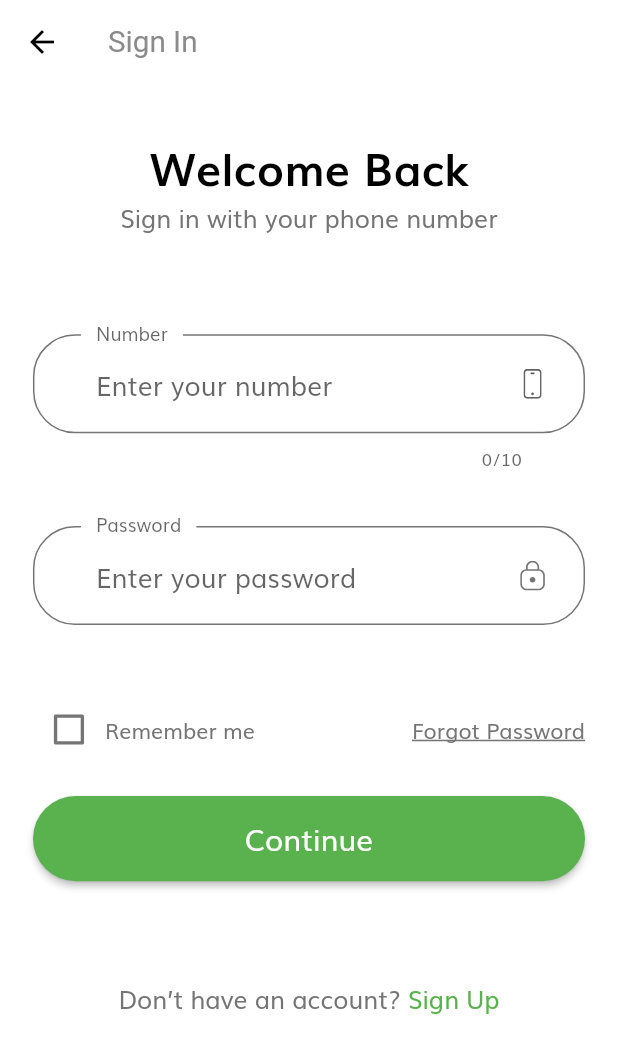
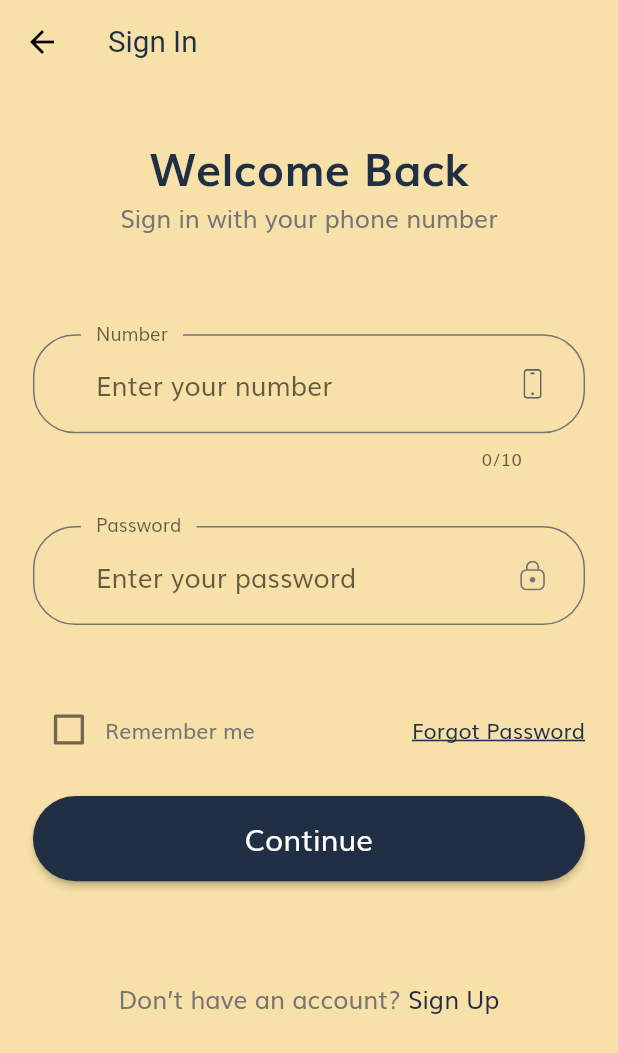
Before and after one commit to AkshatRastogi-1nC0re/InnoAppChallenge, a Flutter app: the screen it shows after launch, after a tap on "Let's make some friends.", on a phone screen of 412 x 824 dp. Shown: the top 1053 px of the screen. Run offline on Flutter 3.47's test engine with Material 2 defaults, Android fonts, the phone set to English and light mode, and no system bars; drawn by our look-alikes of rounded_loading_button; our stand-ins replace animated_splash_screen, cached_network_image, cloud_firestore, firebase_auth, firebase_core, flutter_easyloading and 8 more; missing offline and left inert: algolia, loading_skeleton, menu_button, slide_popup_dialog; accounts and stored records are empty.

Commit message:
signin screen final

```diff
--- a/lib/components/no_account_text.dart
+++ b/lib/components/no_account_text.dart
@@ -24,7 +24,7 @@
             "Sign Up",
             style: TextStyle(
                 fontSize: getProportionateScreenWidth(15),
-                color: kPrimaryColor),
+                color: kPrimaryTextColor),
           ),
         ),
       ],
--- a/lib/constants.dart
+++ b/lib/constants.dart
@@ -4,7 +4,9 @@
 const kPrimaryColor = Color(0xff59b24d);
 const kPrimaryColor2 = Color(0xff3bd80d);
 const kPrimaryColor3 = Color(0xfff8e1a9);
+const kPrimaryTextColor = Color(0xff212f44);
 const kPrimaryColor4 = Color(0xfff3c13d);
+const kBackgroundColor = Color(0xffededed);
 const kPrimaryLightColor = Color(0xFFFFECDF);
 const kPrimaryGradientColor = LinearGradient(
   begin: Alignment.topLeft,
--- a/lib/screens/sign_in/components/body.dart
+++ b/lib/screens/sign_in/components/body.dart
@@ -1,4 +1,5 @@
 import 'package:flutter/material.dart';
+import 'package:socialbennett/constants.dart';
 import 'package:socialbennett/components/no_account_text.dart';
 import '../../../size_config.dart';
 import 'sign_form.dart';
@@ -19,7 +20,7 @@
                 Text(
                   "Welcome Back",
                   style: TextStyle(
-                    color: Colors.black,
+                    color: kPrimaryTextColor,
                     fontSize: getProportionateScreenWidth(27),
                     fontWeight: FontWeight.bold,
                   ),
--- a/lib/screens/sign_in/components/sign_form.dart
+++ b/lib/screens/sign_in/components/sign_form.dart
@@ -66,7 +66,7 @@
                 scale: getProportionateScreenHeight(1.1),
                 child: Checkbox(
                   value: remember,
-                  activeColor: kPrimaryColor,
+                  activeColor: kPrimaryTextColor,
                   onChanged: (value) {
                     setState(() {
                       remember = value;
@@ -85,6 +85,7 @@
                 child: Text(
                   "Forgot Password",
                   style: TextStyle(
+                      color: kPrimaryTextColor,
                       decoration: TextDecoration.underline,
                       fontSize: getProportionateScreenWidth(13)),
                 ),
@@ -98,7 +99,7 @@
             duration: Duration(milliseconds: 1300),
             width: getProportionateScreenWidth(500),
             height: getProportionateScreenHeight(56),
-            color: kPrimaryColor,
+            color: kPrimaryTextColor,
             child: Text(" Continue ",
                 style: TextStyle(
                     fontSize: getProportionateScreenWidth(18),
--- a/lib/screens/sign_in/sign_in_screen.dart
+++ b/lib/screens/sign_in/sign_in_screen.dart
@@ -1,4 +1,5 @@
 import 'package:flutter/material.dart';
+import 'package:socialbennett/constants.dart';
 import 'package:socialbennett/constants.dart';
 
 import '../../size_config.dart';
@@ -41,10 +42,13 @@
   @override
   Widget build(BuildContext context) {
     return Scaffold(
+      backgroundColor: kPrimaryColor3,
       appBar: AppBar(
+        backgroundColor: kPrimaryColor3,
         title: Text(
           "Sign In",
           style: TextStyle(
+            color: kPrimaryTextColor,
             fontSize: getProportionateScreenWidth(18),
           ),
         ),
```
